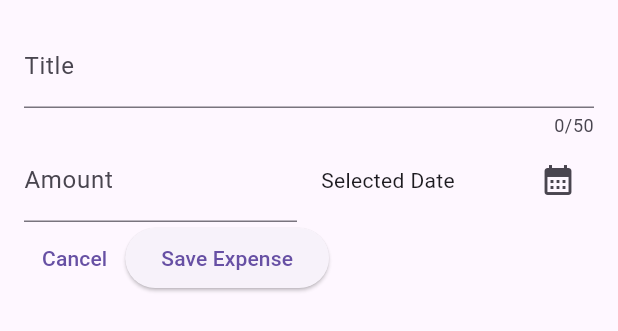
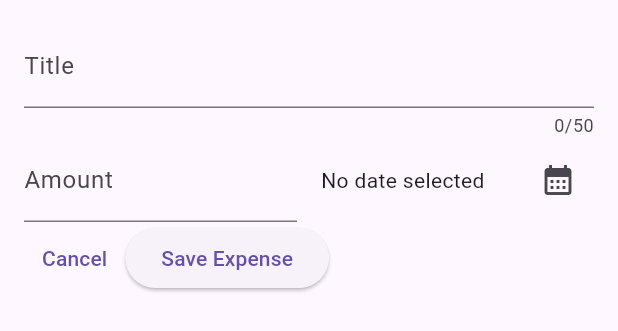
Before and after one commit to jfm933/interactivity_and_theming_05, a Flutter app: the NewExpense widget shown alone on an empty page, opened directly, on a phone screen of 412 x 824 dp. Shown: the top 331 px of the screen. Run offline on Flutter 3.47's test engine with Material 3 defaults, Android fonts, the phone set to English and light mode, and no system bars.

Commit message:
Add date picker functionality to NewExpense widget

```diff
--- a/lib/widgets/new_expense.dart
+++ b/lib/widgets/new_expense.dart
@@ -1,6 +1,7 @@
 import 'package:flutter/cupertino.dart';
 import 'package:flutter/material.dart';
 import 'package:flutter/widgets.dart';
+import 'package:interactivity_and_theming_05/models/expense.dart';
 
 class NewExpense extends StatefulWidget {
   const NewExpense({super.key});
@@ -12,6 +13,7 @@ class NewExpense extends StatefulWidget {
 class _NewExpenseState extends State<NewExpense> {
   final _titleController = TextEditingController();
   final _amountController = TextEditingController();
+  DateTime? _selectedDate;
 
   @override
   void dispose() {
@@ -20,10 +22,15 @@ class _NewExpenseState extends State<NewExpense> {
     super.dispose();
   }
 
-  void _presentDatePicker() {
+  void _presentDatePicker() async {
     final now = DateTime.now();
     final firstDate = DateTime(now.year, now.month - 1, now.day);
-    showDatePicker(context: context, firstDate: firstDate, lastDate: now);
+    final pickedDate = await showDatePicker(
+        context: context, firstDate: firstDate, lastDate: now);
+
+    setState(() {
+      _selectedDate = pickedDate;
+    });
   }
 
   @override
@@ -41,7 +48,7 @@ class _NewExpenseState extends State<NewExpense> {
             children: [
               Expanded(
                 child: TextField(
-                  decoration: InputDecoration(
+                  decoration: const InputDecoration(
                     labelText: 'Amount',
                     prefixText: '\$ ',
                   ),
@@ -55,7 +62,11 @@ class _NewExpenseState extends State<NewExpense> {
                   mainAxisAlignment: MainAxisAlignment.spaceBetween,
                   crossAxisAlignment: CrossAxisAlignment.center,
                   children: [
-                    Text('Selected Date'),
+                    Text(
+                      _selectedDate == null
+                          ? 'No date selected'
+                          : formatter.format(_selectedDate!),
+                    ),
                     IconButton(
                       onPressed: _presentDatePicker,
                       icon: Icon(Icons.calendar_month),
```
